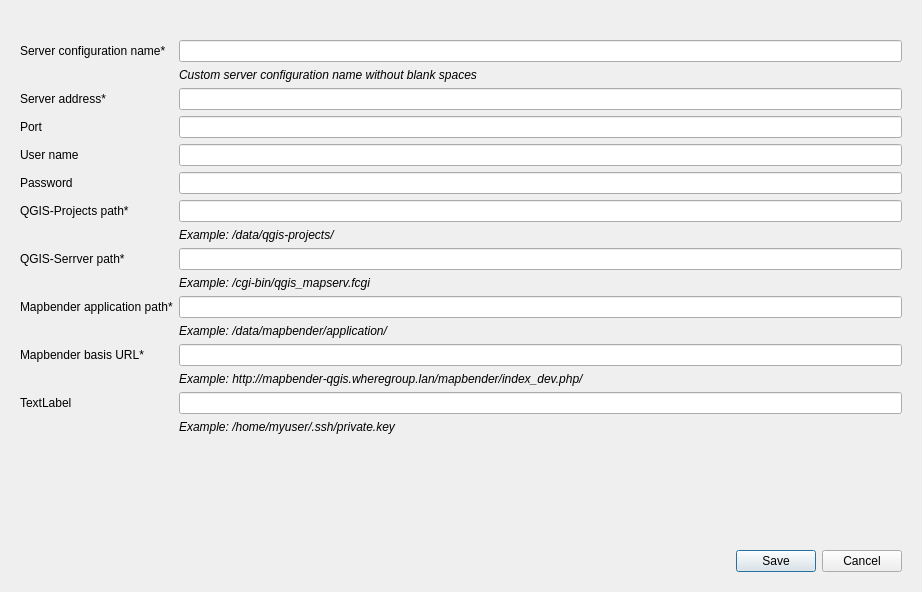
Old version of the form mapbender_plugin/dialogs/ui/server_config_dialog.ui in the repository WhereGroup/QGIS2Mapbender.
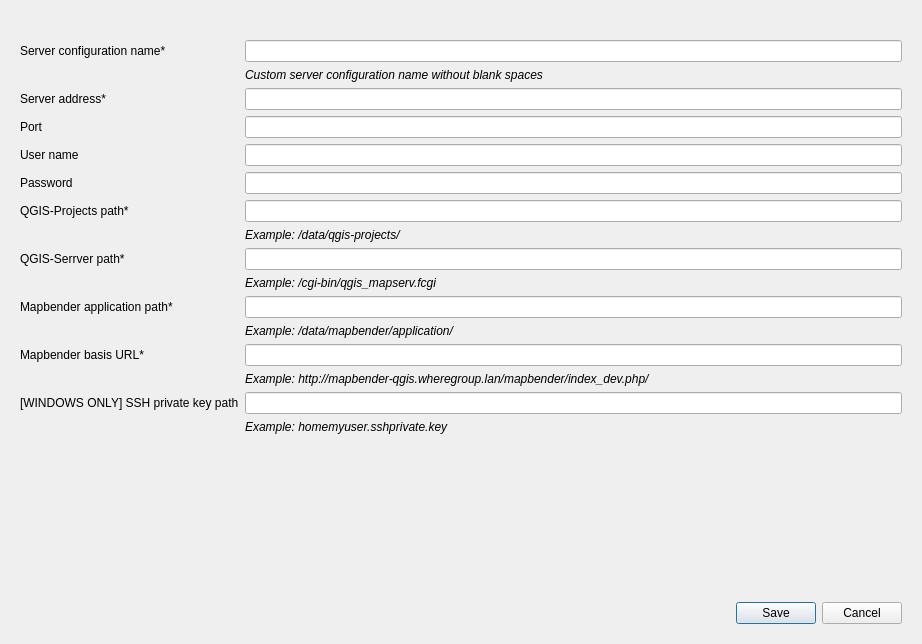
New version of the form. Icons and pictures are not drawn. Custom widgets are drawn as their Qt base class.

Commit message: update GUI server config dialog

Diff of the .ui file:
```diff
--- a/mapbender_plugin/dialogs/ui/server_config_dialog.ui
+++ b/mapbender_plugin/dialogs/ui/server_config_dialog.ui
@@ -7,7 +7,7 @@
     <x>0</x>
     <y>0</y>
     <width>922</width>
-    <height>592</height>
+    <height>644</height>
    </rect>
   </property>
   <property name="windowTitle">
@@ -182,7 +182,7 @@
         <item row="14" column="0">
          <widget class="QLabel" name="winPKPathLabel">
           <property name="text">
-           <string>TextLabel</string>
+           <string>[WINDOWS ONLY] SSH private key path</string>
           </property>
          </widget>
         </item>
@@ -194,7 +194,7 @@
            </font>
           </property>
           <property name="text">
-           <string>Example: /home/myuser/.ssh/private.key</string>
+           <string>Example: homemyuser.sshprivate.key</string>
           </property>
          </widget>
         </item>
```
